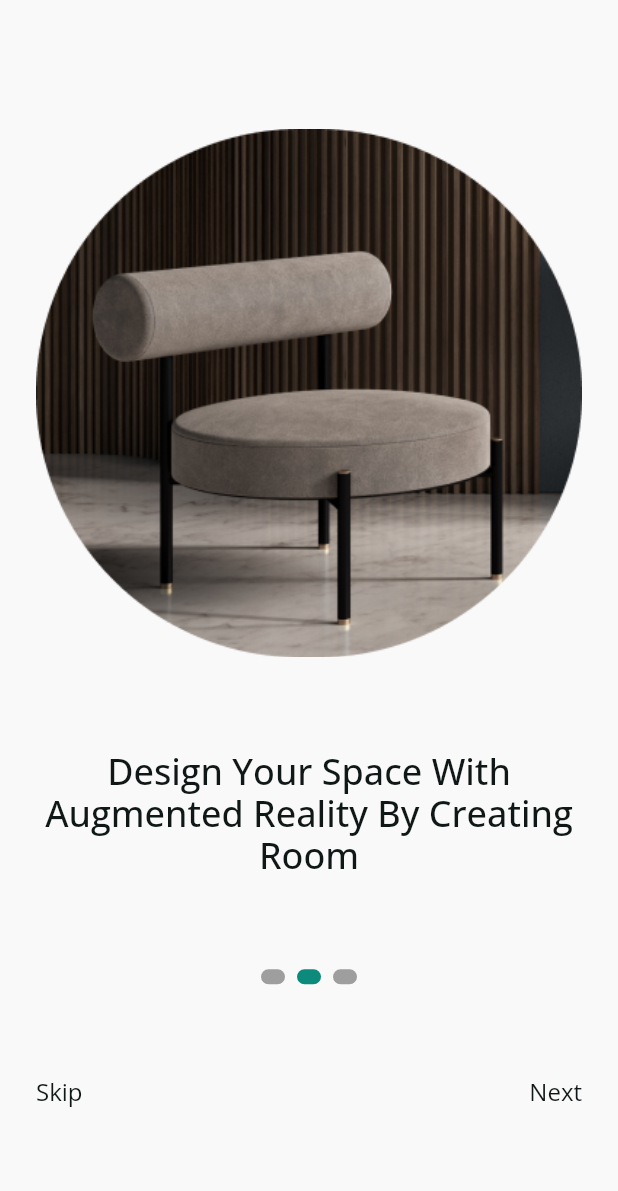
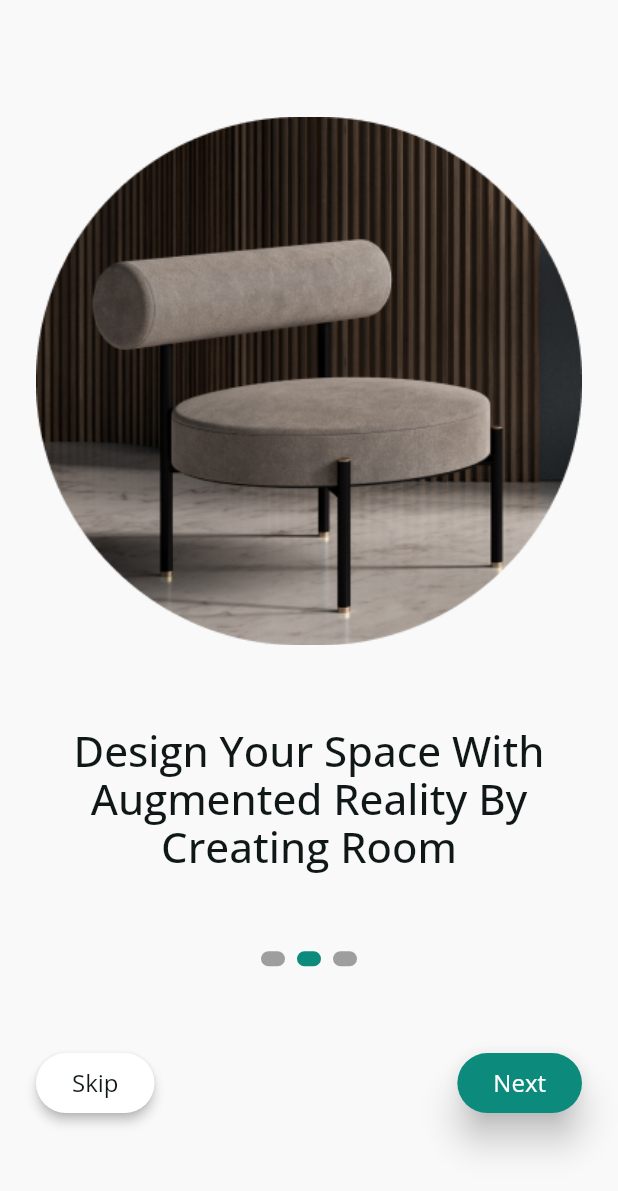
Before and after one commit to majd5170/Furniture-App, a Flutter app: the screen it shows after launch, swiped to page 2, on a phone screen of 412 x 824 dp. Shown: the top 1191 px of the screen. Run offline on Flutter 3.47's test engine with Material 3 defaults, Android fonts, the phone set to English and light mode, and no system bars; drawn by our look-alikes of smooth_page_indicator; our stand-ins replace bloc, google_fonts.

Commit message:
theme_onboard

```diff
--- a/lib/src/core/theme/theme.dart
+++ b/lib/src/core/theme/theme.dart
@@ -15,11 +15,28 @@ ThemeData getAppTheme() {
           displayMedium: GoogleFonts.openSans(
             color: AppColors.blackFont,
             fontWeight: FontWeight.w500,
-            fontSize: 24,
+            fontSize: 28,
           ),
           displaySmall: GoogleFonts.openSans(
             color: AppColors.blackFont,
             fontWeight: FontWeight.w400,
             fontSize: 16,
-          )));
+          )),
+
+      // elevatedButtonTheme
+      elevatedButtonTheme: ElevatedButtonThemeData(
+        style: ElevatedButton.styleFrom(
+          backgroundColor: AppColors.primary,
+          elevation: 10,
+          foregroundColor: AppColors.white
+        ),
+      ),
+      textButtonTheme: TextButtonThemeData(
+        style: TextButton.styleFrom(
+          backgroundColor: AppColors.white,
+          elevation: 3,
+          foregroundColor: AppColors.blackFont,
+        )
+      )
+ );
 }
--- a/lib/src/core/utils/resources/app_assets.dart
+++ b/lib/src/core/utils/resources/app_assets.dart
@@ -1,7 +1,7 @@
 class AppAssets {
   static const String basePath = 'assets/images/';
-  static const String applogo = '${basePath}logo.png';
-  static const String applogoSvg = '${basePath}logo.png';
+  static const String applogo = '${basePath}Logo.png';
+  static const String applogoSvg = '${basePath}Logo.png';
   static const String welocme_one = '${basePath}welocme_one.png';
   static const String welocme_two = '${basePath}welocme_two.png';
   static const String welocme_three = '${basePath}welocme_three.png';
--- a/lib/src/core/utils/widgets/Container_widget.dart
+++ b/lib/src/core/utils/widgets/Container_widget.dart
@@ -1,6 +1,6 @@
 import 'package:flutter/material.dart';
-import 'package:furniture_app/src/core/utils/resources/app_color.dart';
-class ContainerWidget extends StatelessWidget {
+
+class CustomContainer extends StatelessWidget {
   final double width;
   final double height;
   final String text;
@@ -8,7 +8,7 @@ class ContainerWidget extends StatelessWidget {
   final Color text_color;
   final double radius;
 
-  const ContainerWidget(
+  const CustomContainer(
       {super.key,
       required this.width,
       required this.height,
--- a/lib/src/core/utils/widgets/custom_button.dart
+++ b/lib/src/core/utils/widgets/custom_button.dart
@@ -4,19 +4,22 @@ import 'package:flutter/material.dart';
 import '../resources/app_color.dart';
 
 class CustomButton extends StatelessWidget {
-  const CustomButton({super.key, required this.text, required this.onPressed,this.backgroundColor=AppColors.primary});
+  const CustomButton({super.key, required this.text, required this.onPressed,this.backgroundColor=AppColors.primary, required this.text_color_button});
+  final Color text_color_button;
   final String text;
   final VoidCallback onPressed;
  final Color? backgroundColor;
   @override
   Widget build(BuildContext context) {
     return ElevatedButton(
+
       onPressed: onPressed,
-      style: Theme.of(context).elevatedButtonTheme.style!.copyWith(
-        backgroundColor:MaterialStateProperty.all(backgroundColor)
-      ),
+      style: Theme.of(context).elevatedButtonTheme.style,
       child: Text(
         text,
+        style: Theme.of(context).textTheme.displaySmall!.copyWith(
+          color: text_color_button,
+        ),
       ),
     );
   }
--- a/lib/src/core/utils/widgets/custom_text_button.dart
+++ b/lib/src/core/utils/widgets/custom_text_button.dart
@@ -1,21 +1,20 @@
 
 import 'package:flutter/material.dart';
 
+
 class CustomTextButton extends StatelessWidget {
-  const CustomTextButton({
-    super.key,
-    required this.text,
-    required this.onPressed,
-  });
+  const CustomTextButton({super.key, required this.text, required this.onPressed, required this.text_color_button});
+  final Color text_color_button;
   final String text;
   final VoidCallback onPressed;
   @override
   Widget build(BuildContext context) {
-    return TextButton(
+    return ElevatedButton(
       onPressed: onPressed,
+      style: Theme.of(context).textButtonTheme.style,
       child: Text(
         text,
-        style: Theme.of(context).textTheme.displaySmall,
+        style: Theme.of(context).textTheme.displaySmall
       ),
     );
   }
--- a/lib/src/presentation/views/Auth/Sign_In/sign_in.dart
+++ b/lib/src/presentation/views/Auth/Sign_In/sign_in.dart
@@ -16,7 +16,7 @@ class SignInScreen extends StatelessWidget {
         padding: const EdgeInsets.all(18.0),
         child: Column(
           mainAxisAlignment: MainAxisAlignment.spaceEvenly,
-          crossAxisAlignment: CrossAxisAlignment.start,
+              crossAxisAlignment: CrossAxisAlignment.center,
           children: [
             Text(
               'Welcome Back',
@@ -62,13 +62,13 @@ class SignInScreen extends StatelessWidget {
                 ),
               ],
             ),
-            ContainerWidget(
+            CustomContainer(
                 width: 327,
                 height: 56,
                 text: '=',
                 color: AppColors.primary,
                 radius: 14, text_color: AppColors.white,),
-            ContainerWidget(
+            CustomContainer(
                 width: 327,
                 height: 56,
                 text: 'Sign In With Google',
--- a/lib/src/presentation/views/OnboardScreens/onboard_screen_one.dart
+++ b/lib/src/presentation/views/OnboardScreens/onboard_screen_one.dart
@@ -1,8 +1,12 @@
 import 'package:flutter/material.dart';
 import 'package:furniture_app/src/core/utils/resources/app_strings.dart';
+import 'package:furniture_app/src/core/utils/widgets/custom_button.dart';
 import 'package:smooth_page_indicator/smooth_page_indicator.dart';
 import '../../../core/domain/models/on_boarding_model.dart';
 import '../../../core/utils/resources/app_color.dart';
+import '../../../core/utils/widgets/custom_text_button.dart';
+import '../Auth/login/login.dart';
+
 
 // ignore: must_be_immutable
 class OnBoarding extends StatelessWidget {
@@ -14,11 +18,14 @@ class OnBoarding extends StatelessWidget {
   Widget build(BuildContext context) {
     return Scaffold(
       body: PageView.builder(
+          physics: NeverScrollableScrollPhysics(),
+          scrollDirection: Axis.horizontal,
           controller: controller,
           itemCount: OnBoardingModel.onBoardingScreens.length,
           itemBuilder: (context, index) {
             return Padding(
               padding: const EdgeInsets.all(24.0),
+              child: Expanded(
                 child: Column(
                   mainAxisAlignment: MainAxisAlignment.spaceEvenly,
                   crossAxisAlignment: CrossAxisAlignment.center,
@@ -35,23 +42,47 @@ class OnBoarding extends StatelessWidget {
                     SmoothPageIndicator(
                       controller: controller,
                       count: 3,
-                    effect: SlideEffect(
+                      effect: const SlideEffect(
                           activeDotColor: AppColors.primary, dotHeight: 10),
                     ),
                     // buttons
                     Row(
                       children: [
-                      Text(AppStrings.skip,
-                          style: Theme.of(context).textTheme.displaySmall),
-                      Spacer(),
-                      Text(AppStrings.Next,
-                          style: Theme.of(context).textTheme.displaySmall),
+                       index != 2
+                          ? CustomTextButton(
+                              text: AppStrings.skip,
+                              onPressed: () {
+                                 controller.jumpToPage(2);
+                              }, text_color_button: AppColors.blackFont,
+                            )
+                          : Container(),
+                      //spacer
+                      const Spacer(),
+                      //next Button
+                      index != 2
+                          ? CustomButton(
+                              text: AppStrings.next,
+                              onPressed: () {
+                                controller.nextPage(
+                                    duration: const Duration(seconds: 4),
+                                    curve: Curves.easeOutBack);
+                              }, text_color_button: AppColors.white,
+                            )
+                          : CustomButton(
+                              text: AppStrings.getStarted,
+                              onPressed: ()  {
+                                //navigate to home screen
+                                Navigator.push(
+                                context, MaterialPageRoute(builder: (_) => LoginScreen()));
+                      }, text_color_button: AppColors.white,)
                     ],
                   )
                 ],
               ),
+            ),
           );
-          }),
+        }
+      ),
     );
   }
 }
--- a/lib/src/presentation/views/home/bloc/home_screen.dart
+++ b/lib/src/presentation/views/home/bloc/home_screen.dart
@@ -5,6 +5,8 @@ class HomeScreen extends StatelessWidget {
 
   @override
   Widget build(BuildContext context) {
-    return const Scaffold();
+    return  Scaffold(
+
+    );
   }
 }
```
Also changed, not shown: lib/src/presentation/views/Auth/login/login.dart (+14 -6 lines). Lines whose indentation alone changed are shown as unchanged.
